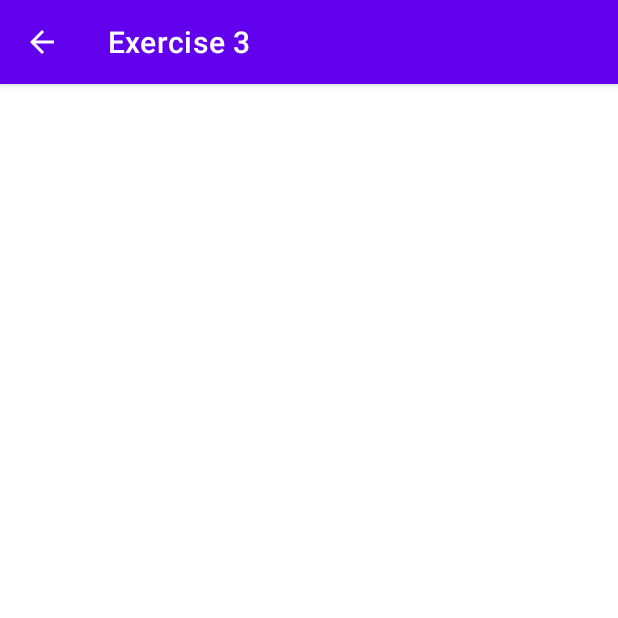
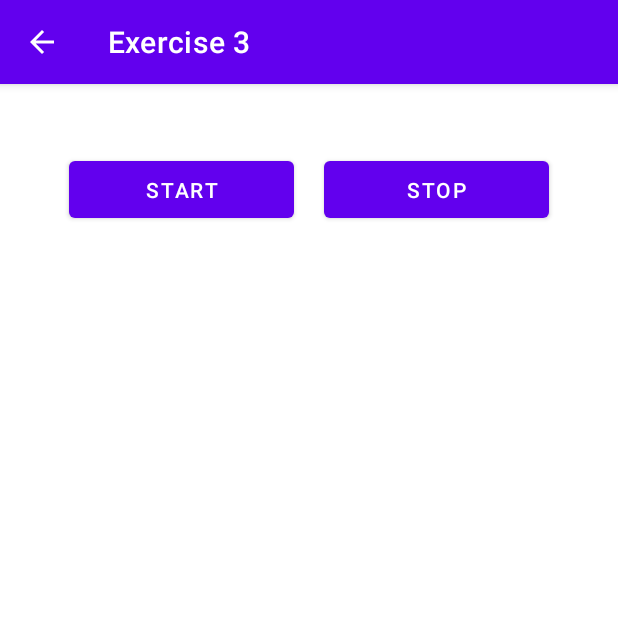
Before and after one commit to DemarioDouce/GraphiAni-Android, an Android app: the Exercise3Activity screen opened directly, with no data from a screen before it, on a phone screen of 412 x 824 dp, the top half of it. Run offline under Robolectric (Android 15) with nearby library versions, the phone set to English and light mode, and no system bars.

Commit message:
Added layout for exercise 3.

```diff
--- a/app/src/main/res/layout/activity_exercise3.xml
+++ b/app/src/main/res/layout/activity_exercise3.xml
@@ -1,9 +1,44 @@
 <?xml version="1.0" encoding="utf-8"?>
-<androidx.constraintlayout.widget.ConstraintLayout xmlns:android="http://schemas.android.com/apk/res/android"
-    xmlns:app="http://schemas.android.com/apk/res-auto"
-    xmlns:tools="http://schemas.android.com/tools"
+<LinearLayout xmlns:android="http://schemas.android.com/apk/res/android"
     android:layout_width="match_parent"
     android:layout_height="match_parent"
-    tools:context=".Exercise3Activity">
+    android:paddingLeft="15dp"
+    android:paddingRight="15dp"
+    android:paddingTop="15dp"
+    android:paddingBottom="15dp"
+    android:orientation="vertical"
+    >
 
-</androidx.constraintlayout.widget.ConstraintLayout>
+
+    <LinearLayout
+        android:layout_width="match_parent"
+        android:layout_height="110dp"
+        android:orientation="horizontal"
+        android:paddingLeft="15dp"
+        android:paddingTop="15dp"
+        android:paddingRight="15dp"
+        android:paddingBottom="15dp"
+        android:gravity="center">
+
+        <Button
+            android:id="@+id/btnStart"
+            android:layout_width="150dp"
+            android:layout_height="50dp"
+            android:gravity="center"
+            android:layout_margin="10dp"
+            android:text="Start" />
+
+        <Button
+            android:id="@+id/btnStop"
+            android:layout_width="150dp"
+            android:layout_height="50dp"
+            android:gravity="center"
+            android:layout_margin="10dp"
+            android:text="Stop" />
+    </LinearLayout>
+
+    <ImageView
+        android:id="@+id/imageView"
+        android:layout_width="match_parent"
+        android:layout_height="match_parent" />
+</LinearLayout>
```
